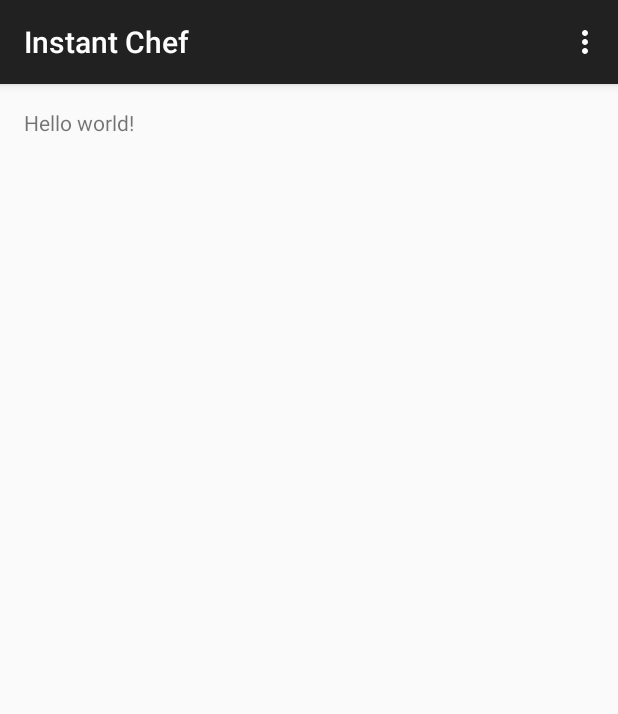
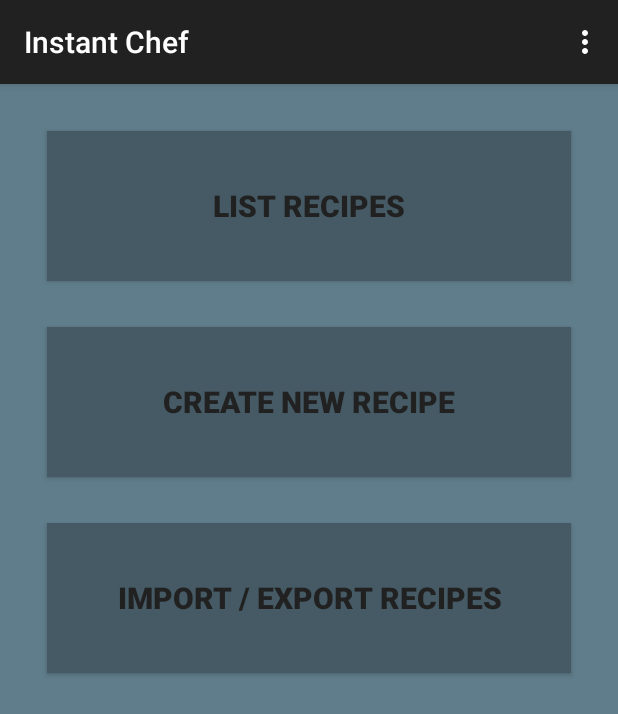
Before and after one commit to johnnyRose/insta-chef-app, an Android app: the screen it shows after launch (MainActivity), on a phone screen of 412 x 824 dp. Shown: the top 714 px of the screen. Run offline under Robolectric (Android 15) with nearby library versions, the phone set to English and light mode, and no system bars.

Commit message:
Added the first draft of the main landing page, along with a bunch of random changes that Android Studio seems to think I need.

```diff
--- a/app/src/main/res/layout/activity_main.xml
+++ b/app/src/main/res/layout/activity_main.xml
@@ -3,9 +3,61 @@
     android:layout_height="match_parent" android:paddingLeft="@dimen/activity_horizontal_margin"
     android:paddingRight="@dimen/activity_horizontal_margin"
     android:paddingTop="@dimen/activity_vertical_margin"
-    android:paddingBottom="@dimen/activity_vertical_margin" tools:context=".MainActivity">
+    android:paddingBottom="@dimen/activity_vertical_margin" tools:context=".MainActivity"
+    android:background="#ff607d8b">
 
-    <TextView android:text="@string/hello_world" android:layout_width="wrap_content"
-        android:layout_height="wrap_content" />
+    <Button
+        android:layout_width="wrap_content"
+        android:layout_height="wrap_content"
+        android:text="List Recipes"
+        android:id="@+id/list_recipes_button"
+        android:layout_alignParentTop="true"
+        android:layout_alignParentRight="true"
+        android:layout_alignParentEnd="true"
+        android:layout_alignParentLeft="true"
+        android:layout_alignParentStart="true"
+        android:background="#ff455a64"
+        android:textColor="#ff212121"
+        android:height="100dp"
+        android:layout_margin="15dp"
+        android:textStyle="bold"
+        android:textSize="20dp" />
 
+    <Button
+        android:layout_width="wrap_content"
+        android:layout_height="wrap_content"
+        android:text="Create New Recipe"
+        android:id="@+id/create_new_recipe_button"
+        android:layout_below="@+id/list_recipes_button"
+        android:layout_alignParentLeft="true"
+        android:layout_alignParentStart="true"
+        android:background="#ff455a64"
+        android:textColor="#ff212121"
+        android:height="100dp"
+        android:layout_marginLeft="15dp"
+        android:layout_marginTop="15dp"
+        android:layout_marginBottom="15dp"
+        android:layout_alignRight="@+id/list_recipes_button"
+        android:layout_alignEnd="@+id/list_recipes_button"
+        android:textSize="20dp"
+        android:textStyle="bold" />
+
+    <Button
+        android:layout_width="wrap_content"
+        android:layout_height="wrap_content"
+        android:id="@+id/import_export_button"
+        android:layout_below="@+id/create_new_recipe_button"
+        android:layout_alignParentLeft="true"
+        android:layout_alignParentStart="true"
+        android:text="Import / Export Recipes"
+        android:background="#ff455a64"
+        android:textColor="#ff212121"
+        android:height="100dp"
+        android:layout_marginLeft="15dp"
+        android:layout_marginTop="15dp"
+        android:layout_marginBottom="15dp"
+        android:layout_alignRight="@+id/create_new_recipe_button"
+        android:layout_alignEnd="@+id/create_new_recipe_button"
+        android:textStyle="bold"
+        android:textSize="20dp" />
 </RelativeLayout>
```
Also changed, not shown: 3 other files.
